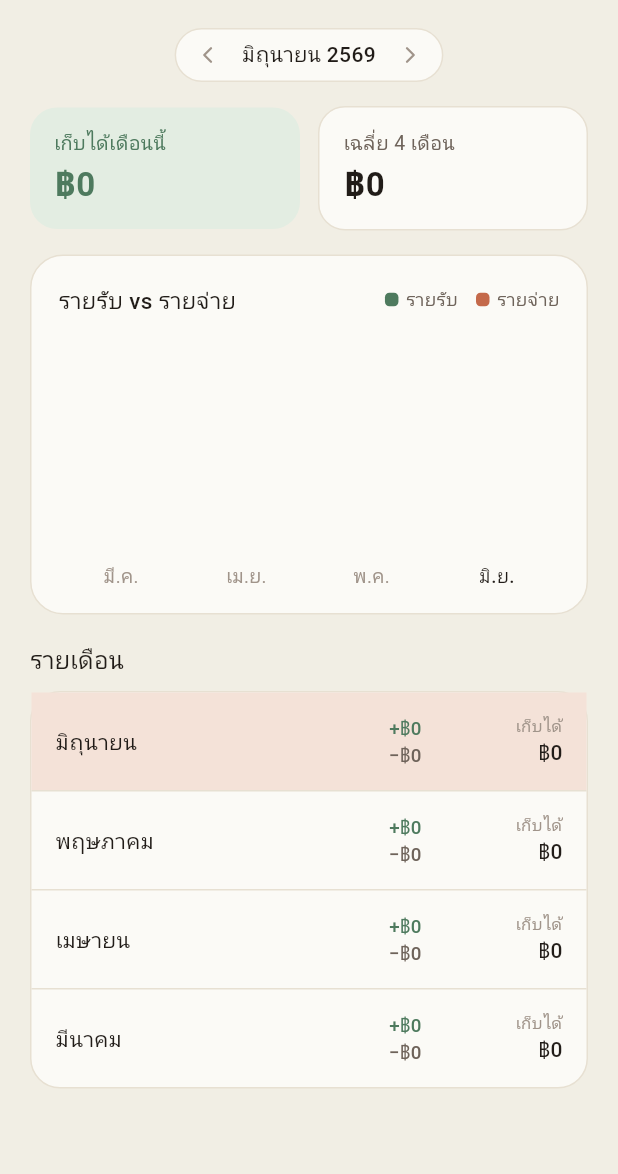
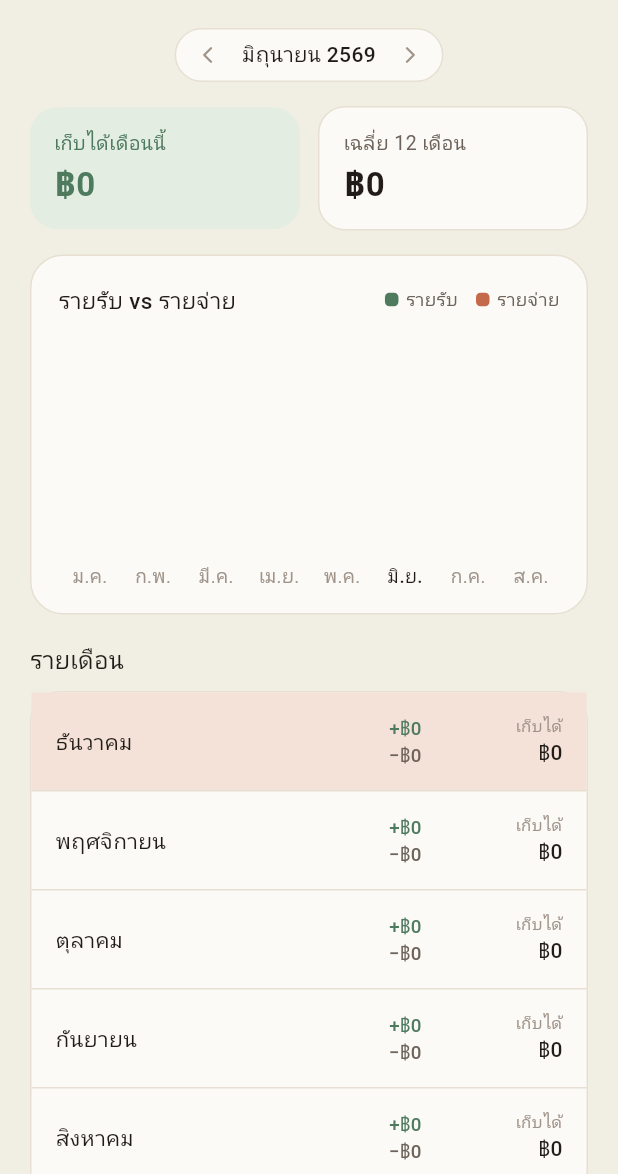
Before and after one commit to AfnanYapu09/-MoneyBun, a Flutter app: the ComparisonScreen screen opened by its route, on a phone screen of 412 x 824 dp, the part 62-1236 px from its top. Run offline on Flutter 3.47's test engine with Material 3 defaults, Android fonts, the phone set to English and light mode, and no system bars; our stand-ins replace cloud_firestore, drift, drift_flutter, firebase_auth, firebase_core, flutter_riverpod and 6 more; missing offline and left inert: google_mlkit_text_recognition, mobile_scanner, photo_manager; accounts and stored records are empty; generated files the repository leaves out were written again; Roboto replaces fonts that are missing (Ibm Plex Sans Thai, Mitr).

Commit message:
fix Comparison per-mode spans; reorder picker tabs; constant "this month" shortcut
- Picker: tabs ordered รายปี · รายเดือน · รายสัปดาห์; the jump shortcut is now a
  fixed "เดือนนี้" that always returns to the current month from any mode
- GroupedBarChart: optional groupWidth → horizontally scrollable when there are
  too many groups to fit
- Comparison: show spans by mode — the 12 months of the year, the last 5 years,
  or every week of the selected month — with the average label and active
  highlight following the actual span count

Co-Authored-By: Claude Opus 4.8 <noreply@anthropic.com>
Claude-Session: https://claude.ai/code/session_01PfvM1Qr5EuybLHphMVt125

```diff
--- a/lib/core/widgets/progress.dart
+++ b/lib/core/widgets/progress.dart
@@ -147,6 +147,7 @@ class GroupedBarChart extends StatelessWidget {
     this.height = 168,
     this.incomeColor = AppColors.green,
     this.expenseColor = AppColors.terra,
+    this.groupWidth,
   });
 
   final List<BarGroupData> groups;
@@ -154,18 +155,41 @@ class GroupedBarChart extends StatelessWidget {
   final Color incomeColor;
   final Color expenseColor;
 
+  /// When set, each group is a fixed-width column and the chart scrolls
+  /// horizontally — use it when there are too many groups to fit (e.g. 12
+  /// months). When null, groups share the width via [Expanded].
+  final double? groupWidth;
+
   @override
   Widget build(BuildContext context) {
     final max = groups.fold<double>(
         1, (m, g) => math.max(m, math.max(g.income, g.expense)));
+    final bars = [for (final g in groups) _group(g, max)];
+    if (groupWidth == null) {
       return SizedBox(
         height: height,
         child: Row(
           crossAxisAlignment: CrossAxisAlignment.end,
+          children: [for (final b in bars) Expanded(child: b)],
+        ),
+      );
+    }
+    return SizedBox(
+      height: height,
+      child: SingleChildScrollView(
+        scrollDirection: Axis.horizontal,
+        child: Row(
+          crossAxisAlignment: CrossAxisAlignment.end,
           children: [
-          for (final g in groups)
-            Expanded(
-              child: Column(
+            for (final b in bars) SizedBox(width: groupWidth, child: b),
+          ],
+        ),
+      ),
+    );
+  }
+
+  Widget _group(BarGroupData g, double max) {
+    return Column(
       mainAxisAlignment: MainAxisAlignment.end,
       children: [
         Expanded(
@@ -186,10 +210,6 @@ class GroupedBarChart extends StatelessWidget {
                 weight: g.active ? FontWeight.w500 : FontWeight.w400,
                 color: g.active ? AppColors.ink : AppColors.ink3)),
       ],
-              ),
-            ),
-        ],
-      ),
     );
   }
 
--- a/lib/features/stats/presentation/comparison_screen.dart
+++ b/lib/features/stats/presentation/comparison_screen.dart
@@ -12,6 +12,31 @@ import '../../../core/widgets/period_chip.dart';
 import '../../../core/widgets/progress.dart';
 import '../../../core/widgets/sub_screen_scaffold.dart';
 import '../../../domain/enums/enums.dart';
+
+/// The spans shown on the comparison chart for the active mode, oldest → newest.
+List<DatePeriod> _comparisonPeriods(DatePeriod p) {
+  switch (p.mode) {
+    case PeriodMode.month:
+      return [
+        for (var m = 1; m <= 12; m++)
+          DatePeriod.month(DateTime(p.anchor.year, m)),
+      ];
+    case PeriodMode.year:
+      return [
+        for (var i = 4; i >= 0; i--)
+          DatePeriod.year(AppDate.addYears(p.anchor, -i)),
+      ];
+    case PeriodMode.week:
+      final monthEnd = AppDate.endOfMonth(p.monthAnchor);
+      final weeks = <DatePeriod>[];
+      var w = AppDate.startOfWeek(p.monthAnchor);
+      while (!w.isAfter(monthEnd)) {
+        weeks.add(DatePeriod.week(w));
+        w = AppDate.addWeeks(w, 1);
+      }
+      return weeks;
+  }
+}
 
 class _PeriodAgg {
   _PeriodAgg(this.period, this.income, this.expense);
@@ -35,15 +60,11 @@ class ComparisonScreen extends ConsumerWidget {
     final period = ref.watch(selectedPeriodProvider);
     final allTxns = ref.watch(allTransactionsProvider).value ?? const [];
 
-    // The last 4 periods of the active mode, oldest → selected.
-    final periods = <DatePeriod>[];
-    var p = period;
-    for (var i = 0; i < 4; i++) {
-      periods.add(p);
-      p = p.previous();
-    }
-    final ordered = periods.reversed.toList();
-    final aggs = ordered.map((pp) {
+    // The spans to compare, depending on the active mode:
+    //   month → the 12 months of the selected year
+    //   year  → the last 5 years ending at the selected year
+    //   week  → every week of the selected month
+    final aggs = _comparisonPeriods(period).map((pp) {
       var inc = 0, exp = 0;
       for (final t in allTxns) {
         if (t.occurredAt < pp.start || t.occurredAt > pp.end) continue;
@@ -53,7 +74,8 @@ class ComparisonScreen extends ConsumerWidget {
       return _PeriodAgg(pp, inc, exp);
     }).toList();
 
-    final current = aggs.last;
+    final current =
+        aggs.firstWhere((a) => a.period == period, orElse: () => aggs.last);
     final avgSaved =
         (aggs.fold<int>(0, (s, a) => s + a.saved) / aggs.length).round();
     final unitWord =
@@ -84,7 +106,7 @@ class ComparisonScreen extends ConsumerWidget {
               const SizedBox(width: 12),
               Expanded(
                 child: _HeroCard(
-                  label: 'เฉลี่ย 4 $unitWord',
+                  label: 'เฉลี่ย ${aggs.length} $unitWord',
                   value: Money.compact(avgSaved),
                   background: AppColors.paper,
                   foreground: AppColors.ink,
@@ -122,6 +144,7 @@ class ComparisonScreen extends ConsumerWidget {
                 ),
                 const SizedBox(height: 14),
                 GroupedBarChart(
+                  groupWidth: aggs.length > 7 ? 42 : null,
                   groups: [
                     for (final a in aggs)
                       BarGroupData(
```
Also changed, not shown: lib/features/stats/presentation/period_picker_sheet.dart (+8 -27 lines). Lines whose indentation alone changed are shown as unchanged.
